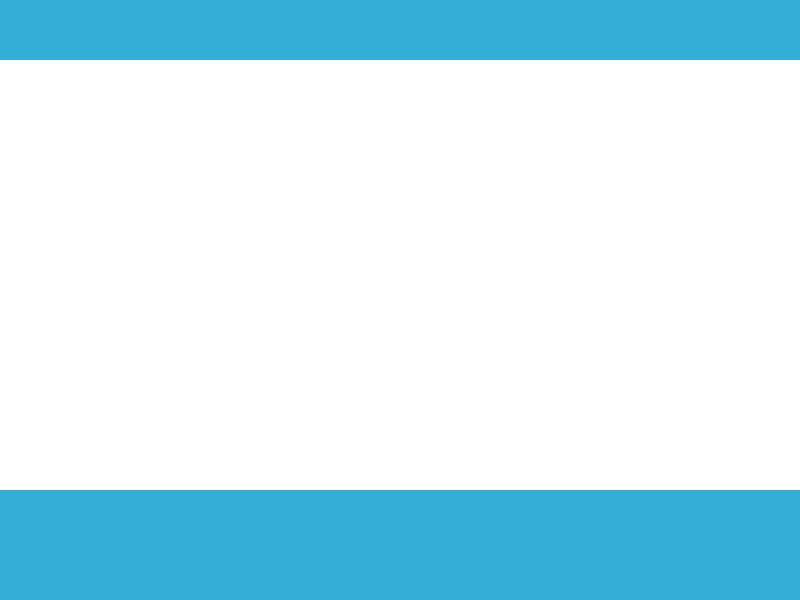
This is CaX/widget/mainwindow.ui in fsest4u/CaX_03 as Qt 5 draws it before an edit. The edited form follows.
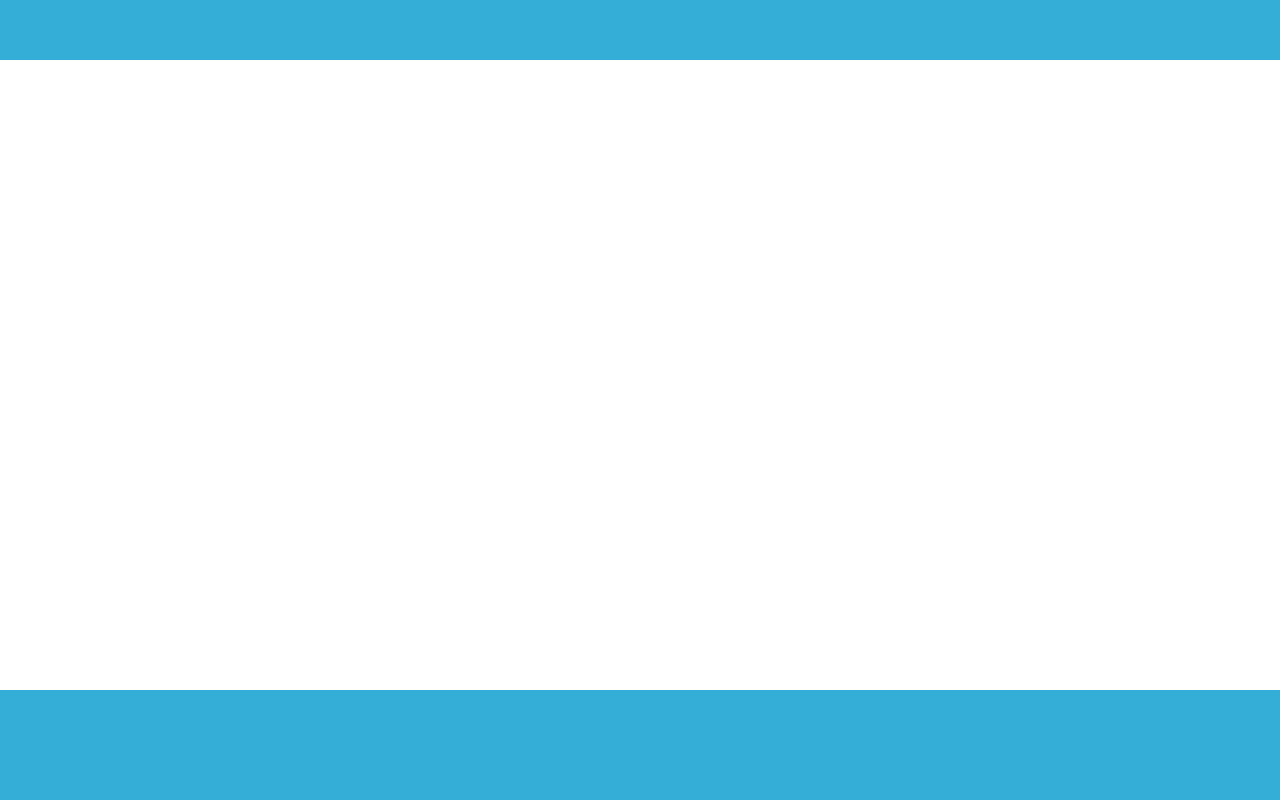
This is the edited form. Custom widgets are drawn as their Qt base class.

```diff
--- a/CaX/widget/mainwindow.ui
+++ b/CaX/widget/mainwindow.ui
@@ -6,10 +6,16 @@
    <rect>
     <x>0</x>
     <y>0</y>
-    <width>800</width>
-    <height>600</height>
+    <width>1280</width>
+    <height>800</height>
    </rect>
   </property>
+  <property name="minimumSize">
+   <size>
+    <width>1280</width>
+    <height>800</height>
+   </size>
+  </property>
   <property name="windowTitle">
    <string>Music X NEO PC</string>
   </property>
```
